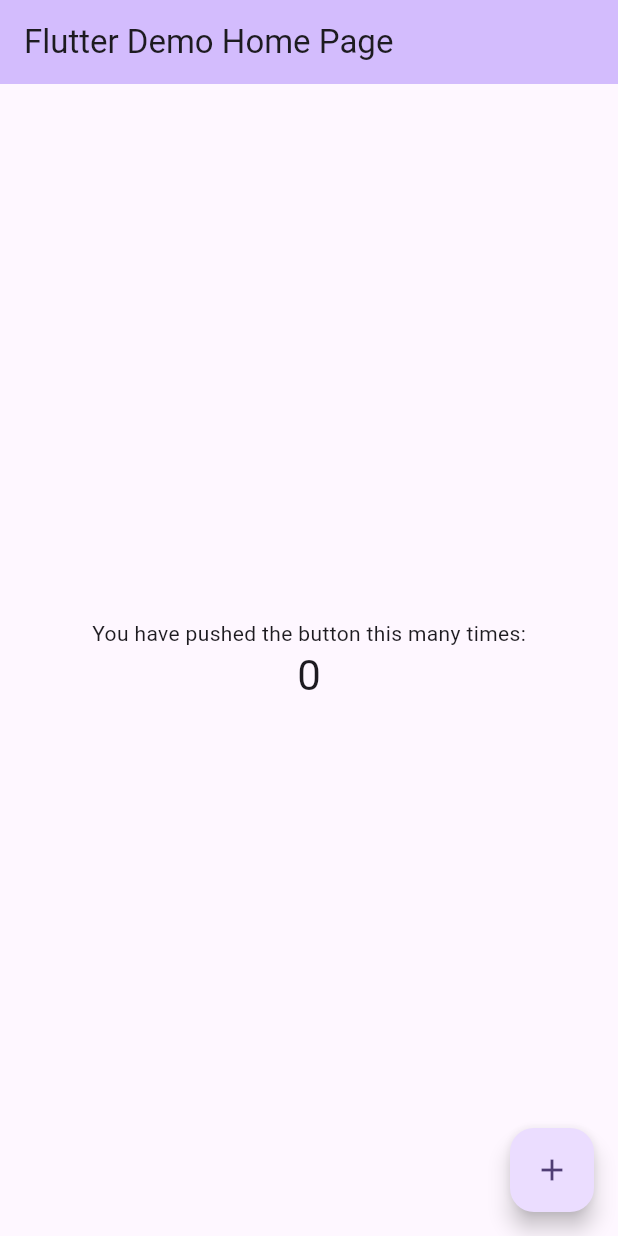
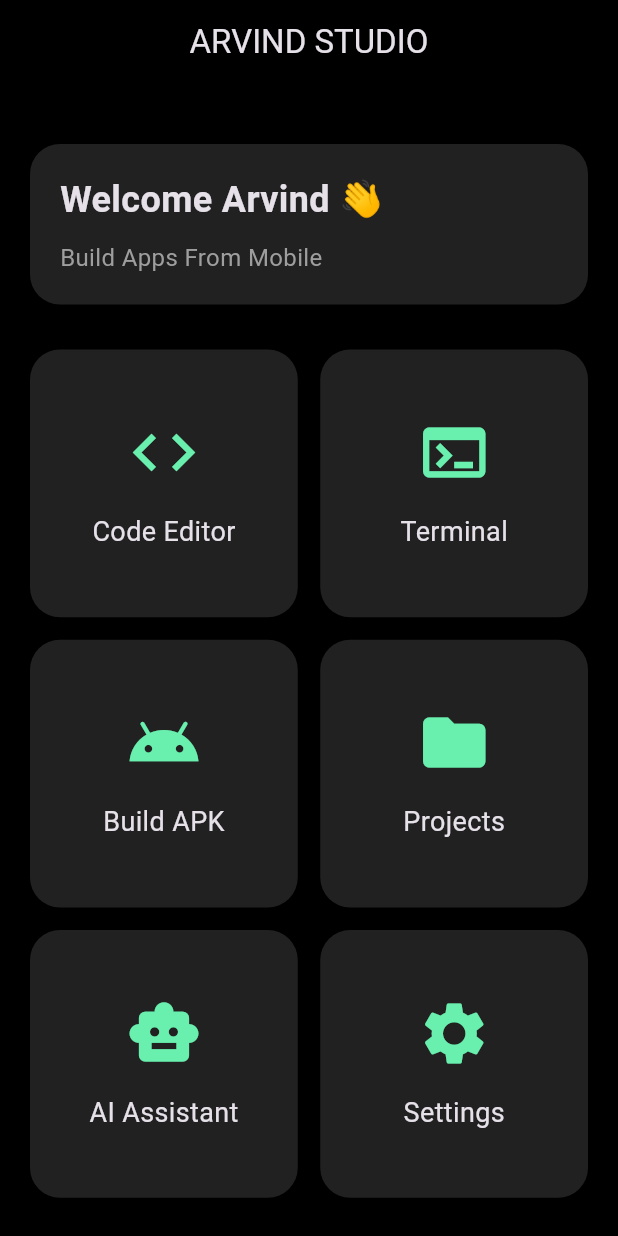
Before and after one commit to arvindkumar79837-boop/arvind_studio-new, a Flutter app: the screen it shows after launch, on a phone screen of 412 x 824 dp. Run offline on Flutter 3.47's test engine with Material 3 defaults, Android fonts, the phone set to English and light mode, and no system bars.

Commit message:
Update main.dart with ArvindStudioApp design

```diff
--- a/lib/main.dart
+++ b/lib/main.dart
@@ -1,125 +1,125 @@
 import 'package:flutter/material.dart';
 
 void main() {
-  runApp(const MyApp());
+  runApp(const ArvindStudioApp());
 }
 
-class MyApp extends StatelessWidget {
-  const MyApp({super.key});
+class ArvindStudioApp extends StatelessWidget {
+  const ArvindStudioApp({super.key});
 
-  // This widget is the root of your application.
   @override
   Widget build(BuildContext context) {
     return MaterialApp(
-      title: 'Flutter Demo',
-      theme: ThemeData(
-        // This is the theme of your application.
-        //
-        // TRY THIS: Try running your application with "flutter run". You'll see
-        // the application has a purple toolbar. Then, without quitting the app,
-        // try changing the seedColor in the colorScheme below to Colors.green
-        // and then invoke "hot reload" (save your changes or press the "hot
-        // reload" button in a Flutter-supported IDE, or press "r" if you used
-        // the command line to start the app).
-        //
-        // Notice that the counter didn't reset back to zero; the application
-        // state is not lost during the reload. To reset the state, use hot
-        // restart instead.
-        //
-        // This works for code too, not just values: Most code changes can be
-        // tested with just a hot reload.
-        colorScheme: ColorScheme.fromSeed(seedColor: Colors.deepPurple),
-        useMaterial3: true,
-      ),
-      home: const MyHomePage(title: 'Flutter Demo Home Page'),
+      debugShowCheckedModeBanner: false,
+      title: 'ARVIND STUDIO',
+      theme: ThemeData.dark(),
+      home: const HomeScreen(),
     );
   }
 }
 
-class MyHomePage extends StatefulWidget {
-  const MyHomePage({super.key, required this.title});
-
-  // This widget is the home page of your application. It is stateful, meaning
-  // that it has a State object (defined below) that contains fields that affect
-  // how it looks.
-
-  // This class is the configuration for the state. It holds the values (in this
-  // case the title) provided by the parent (in this case the App widget) and
-  // used by the build method of the State. Fields in a Widget subclass are
-  // always marked "final".
-
-  final String title;
-
-  @override
-  State<MyHomePage> createState() => _MyHomePageState();
-}
-
-class _MyHomePageState extends State<MyHomePage> {
-  int _counter = 0;
-
-  void _incrementCounter() {
-    setState(() {
-      // This call to setState tells the Flutter framework that something has
-      // changed in this State, which causes it to rerun the build method below
-      // so that the display can reflect the updated values. If we changed
-      // _counter without calling setState(), then the build method would not be
-      // called again, and so nothing would appear to happen.
-      _counter++;
-    });
-  }
+class HomeScreen extends StatelessWidget {
+  const HomeScreen({super.key});
 
   @override
   Widget build(BuildContext context) {
-    // This method is rerun every time setState is called, for instance as done
-    // by the _incrementCounter method above.
-    //
-    // The Flutter framework has been optimized to make rerunning build methods
-    // fast, so that you can just rebuild anything that needs updating rather
-    // than having to individually change instances of widgets.
     return Scaffold(
+      backgroundColor: Colors.black,
       appBar: AppBar(
-        // TRY THIS: Try changing the color here to a specific color (to
-        // Colors.amber, perhaps?) and trigger a hot reload to see the AppBar
-        // change color while the other colors stay the same.
-        backgroundColor: Theme.of(context).colorScheme.inversePrimary,
-        // Here we take the value from the MyHomePage object that was created by
-        // the App.build method, and use it to set our appbar title.
-        title: Text(widget.title),
+        title: const Text("ARVIND STUDIO"),
+        backgroundColor: Colors.black,
+        centerTitle: true,
       ),
-      body: Center(
-        // Center is a layout widget. It takes a single child and positions it
-        // in the middle of the parent.
+      body: Padding(
+        padding: const EdgeInsets.all(20),
         child: Column(
-          // Column is also a layout widget. It takes a list of children and
-          // arranges them vertically. By default, it sizes itself to fit its
-          // children horizontally, and tries to be as tall as its parent.
-          //
-          // Column has various properties to control how it sizes itself and
-          // how it positions its children. Here we use mainAxisAlignment to
-          // center the children vertically; the main axis here is the vertical
-          // axis because Columns are vertical (the cross axis would be
-          // horizontal).
-          //
-          // TRY THIS: Invoke "debug painting" (choose the "Toggle Debug Paint"
-          // action in the IDE, or press "p" in the console), to see the
-          // wireframe for each widget.
-          mainAxisAlignment: MainAxisAlignment.center,
-          children: <Widget>[
-            const Text(
-              'You have pushed the button this many times:',
+          children: [
+
+            const SizedBox(height: 20),
+
+            Container(
+              width: double.infinity,
+              padding: const EdgeInsets.all(20),
+              decoration: BoxDecoration(
+                color: Colors.grey.shade900,
+                borderRadius: BorderRadius.circular(20),
+              ),
+              child: const Column(
+                crossAxisAlignment: CrossAxisAlignment.start,
+                children: [
+
+                  Text(
+                    "Welcome Arvind 👋",
+                    style: TextStyle(
+                      fontSize: 24,
+                      fontWeight: FontWeight.bold,
+                    ),
+                  ),
+
+                  SizedBox(height: 10),
+
+                  Text(
+                    "Build Apps From Mobile",
+                    style: TextStyle(
+                      fontSize: 16,
+                      color: Colors.grey,
+                    ),
+                  ),
+                ],
+              ),
             ),
-            Text(
-              '$_counter',
-              style: Theme.of(context).textTheme.headlineMedium,
+
+            const SizedBox(height: 30),
+
+            Expanded(
+              child: GridView.count(
+                crossAxisCount: 2,
+                crossAxisSpacing: 15,
+                mainAxisSpacing: 15,
+                children: [
+
+                  buildCard(Icons.code, "Code Editor"),
+                  buildCard(Icons.terminal, "Terminal"),
+                  buildCard(Icons.android, "Build APK"),
+                  buildCard(Icons.folder, "Projects"),
+                  buildCard(Icons.smart_toy, "AI Assistant"),
+                  buildCard(Icons.settings, "Settings"),
+
+                ],
+              ),
             ),
           ],
         ),
       ),
-      floatingActionButton: FloatingActionButton(
-        onPressed: _incrementCounter,
-        tooltip: 'Increment',
-        child: const Icon(Icons.add),
-      ), // This trailing comma makes auto-formatting nicer for build methods.
+    );
+  }
+
+  Widget buildCard(IconData icon, String title) {
+    return Container(
+      decoration: BoxDecoration(
+        color: Colors.grey.shade900,
+        borderRadius: BorderRadius.circular(20),
+      ),
+      child: Column(
+        mainAxisAlignment: MainAxisAlignment.center,
+        children: [
+
+          Icon(
+            icon,
+            size: 50,
+            color: Colors.greenAccent,
+          ),
+
+          const SizedBox(height: 15),
+
+          Text(
+            title,
+            style: const TextStyle(
+              fontSize: 18,
+            ),
+          ),
+        ],
+      ),
     );
   }
 }
```
